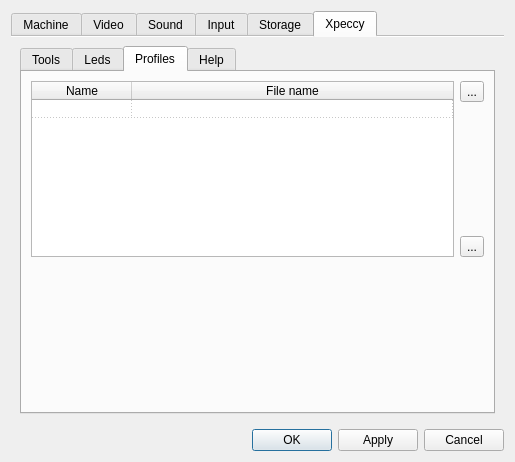
Qt form ui/setupwin.ui (samstyle/Xpeccy) before a commit.
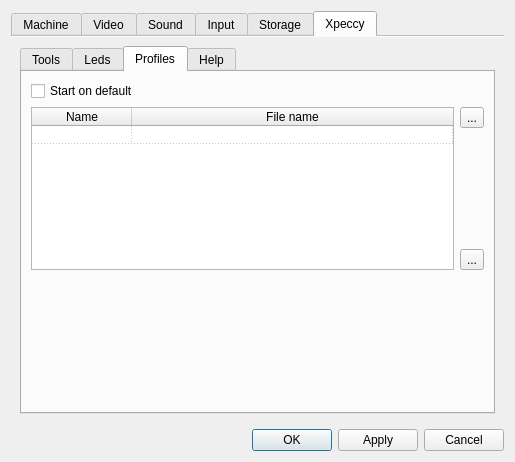
The same form after that commit. The open tabs and pages were chosen to show the change. Icons and pictures are not drawn.

The edit to the form file:
```diff
--- a/ui/setupwin.ui
+++ b/ui/setupwin.ui
@@ -2868,6 +2868,30 @@
              <string>Profiles</string>
             </attribute>
             <layout class="QVBoxLayout" name="verticalLayout_35">
+             <item>
+              <layout class="QGridLayout" name="gridLayout_20">
+               <item row="0" column="0">
+                <widget class="QCheckBox" name="defstart">
+                 <property name="text">
+                  <string>Start on default</string>
+                 </property>
+                </widget>
+               </item>
+               <item row="0" column="1">
+                <spacer name="horizontalSpacer_6">
+                 <property name="orientation">
+                  <enum>Qt::Horizontal</enum>
+                 </property>
+                 <property name="sizeHint" stdset="0">
+                  <size>
+                   <width>40</width>
+                   <height>20</height>
+                  </size>
+                 </property>
+                </spacer>
+               </item>
+              </layout>
+             </item>
              <item>
               <layout class="QHBoxLayout" name="horizontalLayout_23">
                <item>
```
Left out of the diff: 2 changed lines with no effect on the pictures.
